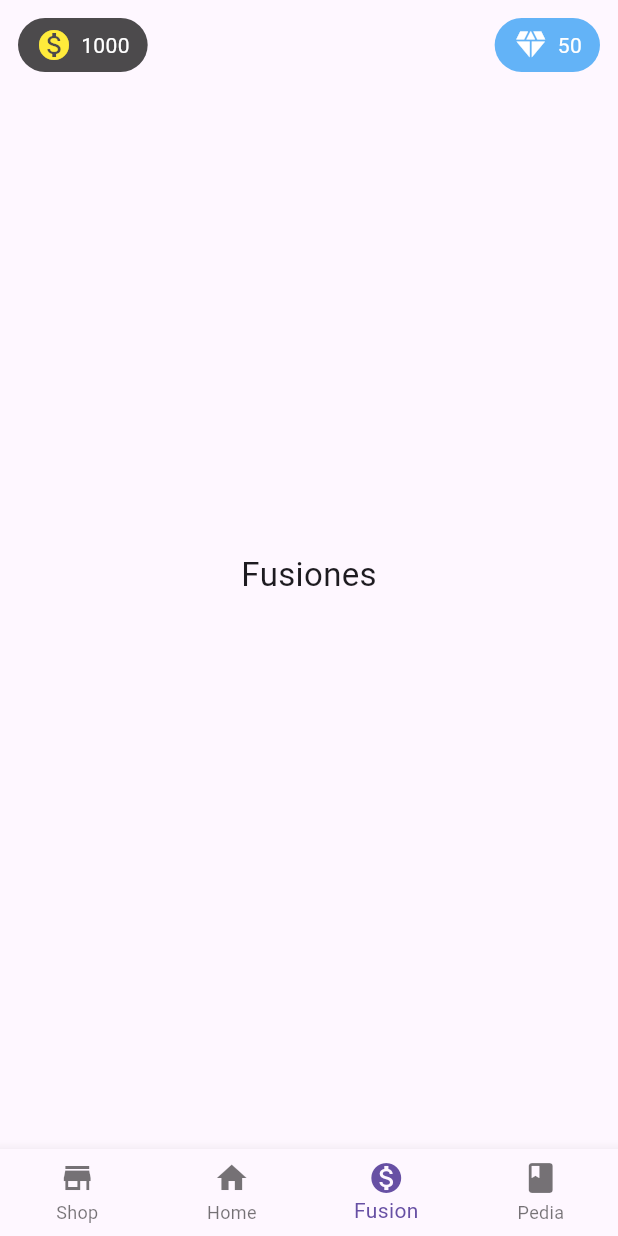
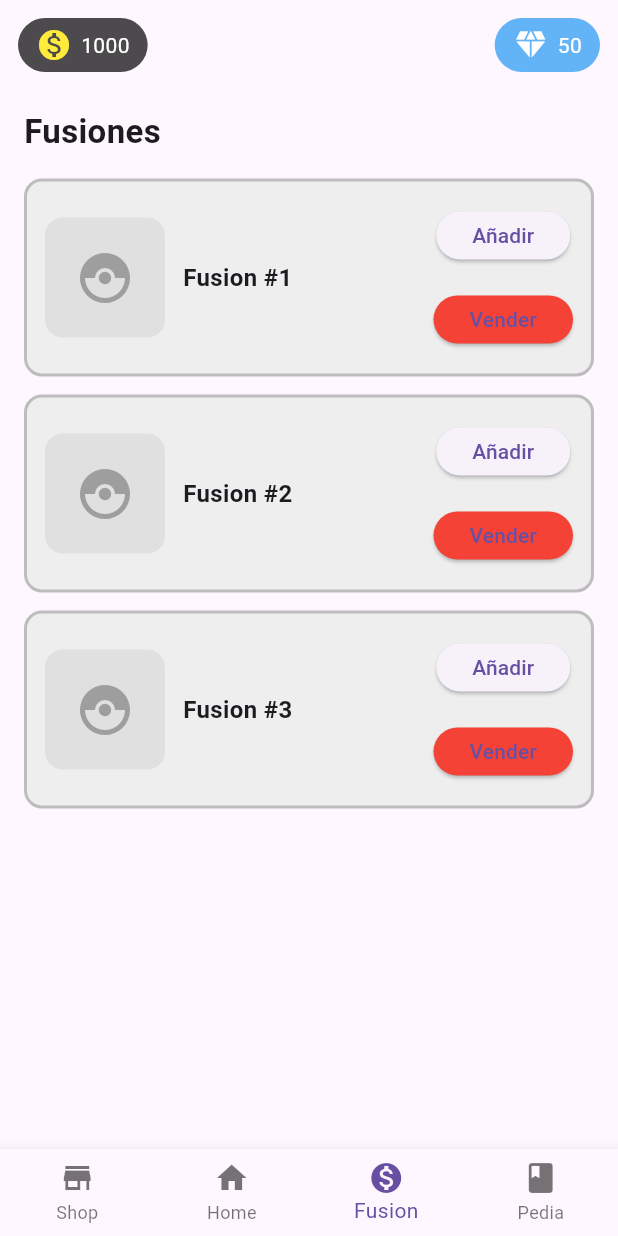
Before and after one commit to AdriaBC06/spin_a_fusion, a Flutter app: the screen it shows after launch, item 3 of the bottom bar chosen, on a phone screen of 412 x 824 dp. Run offline on Flutter 3.47's test engine with Material 3 defaults, Android fonts, the phone set to English and light mode, and no system bars; our stand-ins replace hive, hive_flutter; accounts and stored records are empty; network calls fail.

Commit message:
fusion inventory 90% fet
interfaç nomes

```diff
--- a/lib/screens/fusion_screen.dart
+++ b/lib/screens/fusion_screen.dart
@@ -1,14 +1,57 @@
 import 'package:flutter/material.dart';
+import '../widgets/widgets.dart';
 
 class FusionScreen extends StatelessWidget {
   const FusionScreen({super.key});
 
   @override
   Widget build(BuildContext context) {
-    return const Center(
-      child: Text(
-        'Fusiones',
-        style: TextStyle(fontSize: 22),
+    return SingleChildScrollView(
+      child: Column(
+        children: [
+          // Space for MoneyCounter and DiamondCounter
+          const SizedBox(height: 72),
+
+          // Title
+          const Padding(
+            padding: EdgeInsets.symmetric(horizontal: 16),
+            child: Align(
+              alignment: Alignment.centerLeft,
+              child: Text(
+                'Fusiones',
+                style: TextStyle(
+                  fontSize: 22,
+                  fontWeight: FontWeight.bold,
+                ),
+              ),
+            ),
+          ),
+
+          const SizedBox(height: 16),
+
+          // Fusion list
+          Padding(
+            padding: const EdgeInsets.symmetric(horizontal: 16),
+            child: Column(
+              children: const [
+                FusionInventoryCard(
+                  name: 'Fusion #1',
+                  imageUrl: '',
+                ),
+                FusionInventoryCard(
+                  name: 'Fusion #2',
+                  imageUrl: '',
+                ),
+                FusionInventoryCard(
+                  name: 'Fusion #3',
+                  imageUrl: '',
+                ),
+              ],
+            ),
+          ),
+
+          const SizedBox(height: 24),
+        ],
       ),
     );
   }
--- /dev/null
+++ b/lib/widgets/fusion_inventory_card.dart
@@ -0,0 +1,82 @@
+import 'package:flutter/material.dart';
+
+class FusionInventoryCard extends StatelessWidget {
+  final String name;
+  final String imageUrl; // placeholder for now
+
+  const FusionInventoryCard({
+    super.key,
+    required this.name,
+    required this.imageUrl,
+  });
+
+  @override
+  Widget build(BuildContext context) {
+    return Container(
+      margin: const EdgeInsets.only(bottom: 12),
+      padding: const EdgeInsets.all(12),
+      decoration: BoxDecoration(
+        color: Colors.grey.shade200,
+        borderRadius: BorderRadius.circular(12),
+        border: Border.all(color: Colors.grey.shade400, width: 2),
+      ),
+      child: Row(
+        children: [
+          // Pokémon image placeholder
+          Container(
+            width: 80,
+            height: 80,
+            decoration: BoxDecoration(
+              color: Colors.grey.shade300,
+              borderRadius: BorderRadius.circular(12),
+            ),
+            child: imageUrl.isEmpty
+                ? const Icon(
+                    Icons.catching_pokemon,
+                    size: 40,
+                    color: Colors.grey,
+                  )
+                : Image.network(imageUrl, fit: BoxFit.contain),
+          ),
+
+          const SizedBox(width: 12),
+
+          // Name / info
+          Expanded(
+            child: Text(
+              name,
+              style: const TextStyle(
+                fontSize: 16,
+                fontWeight: FontWeight.bold,
+              ),
+            ),
+          ),
+
+          const SizedBox(width: 12),
+
+          // Buttons column
+          Column(
+            children: [
+              ElevatedButton(
+                onPressed: () {}, // add to farm (later)
+                style: ElevatedButton.styleFrom(
+                  minimumSize: const Size(80, 32),
+                ),
+                child: const Text('Añadir'),
+              ),
+              const SizedBox(height: 8),
+              ElevatedButton(
+                onPressed: () {}, // sell (later)
+                style: ElevatedButton.styleFrom(
+                  backgroundColor: Colors.red,
+                  minimumSize: const Size(80, 32),
+                ),
+                child: const Text('Vender'),
+              ),
+            ],
+          ),
+        ],
+      ),
+    );
+  }
+}
--- a/lib/widgets/widgets.dart
+++ b/lib/widgets/widgets.dart
@@ -3,3 +3,4 @@ export 'diamond_counter.dart';
 export 'money_counter.dart';
 export 'shop_ball_card.dart';
 export 'inventory_card.dart';
+export 'fusion_inventory_card.dart';
```
